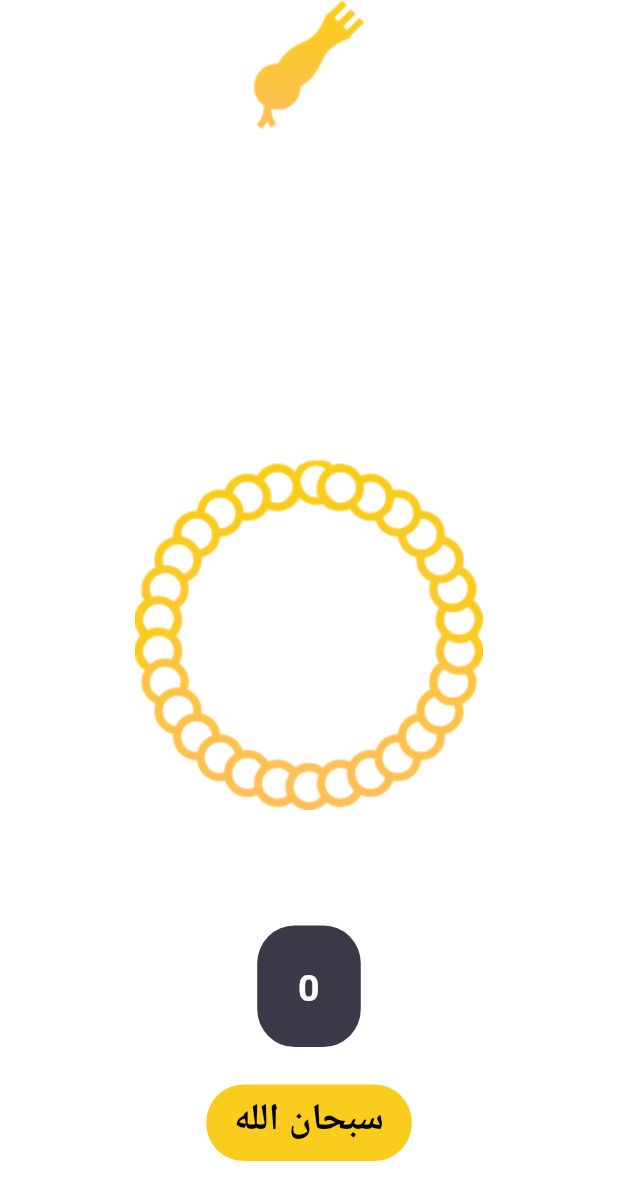
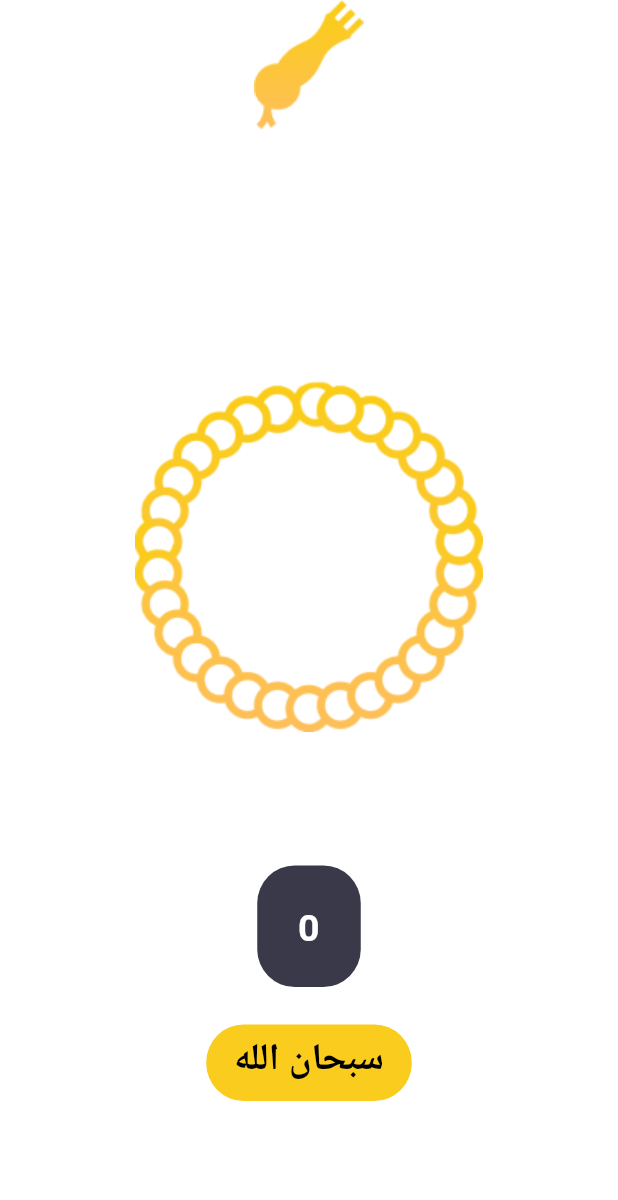
Before and after one commit to AnasMohamed343/quran-app, a Flutter app: the SebhaTabWidget widget shown alone on an empty page, opened directly, on a phone screen of 412 x 824 dp. Shown: the top 1200 px of the screen. Run offline on Flutter 3.47's test engine with Material 3 defaults, Android fonts, the phone set to English and light mode, and no system bars.

Commit message:
+ sepha tab

```diff
--- a/lib/ui/home/sebha_tab_widget/sebha_tab_widget.dart
+++ b/lib/ui/home/sebha_tab_widget/sebha_tab_widget.dart
@@ -14,8 +14,8 @@ class _SebhaTabWidgetState extends State<SebhaTabWidget> {
     return Container(
       margin: EdgeInsets.only(left: 0),
       child: Column(
-        mainAxisAlignment: MainAxisAlignment.center,
-        crossAxisAlignment: CrossAxisAlignment.center,
+        // mainAxisAlignment: MainAxisAlignment.center,
+        // crossAxisAlignment: CrossAxisAlignment.center,
         children: [
           Expanded(
             flex: 1,
@@ -24,7 +24,7 @@ class _SebhaTabWidgetState extends State<SebhaTabWidget> {
               children: [
                 Image.asset('assets/images/seb7a-icon.png'),
                 Container(
-                    margin: EdgeInsets.only(bottom: 70),
+                    //margin: EdgeInsets.only(bottom: 70),
                     alignment: Alignment.topCenter,
                     child: Image.asset('assets/images/head of seb7a.png')),
               ],
@@ -34,7 +34,7 @@ class _SebhaTabWidgetState extends State<SebhaTabWidget> {
           //   height: 10,
           // ),
           Container(
-            margin: EdgeInsets.only(top: 20, bottom: 10),
+            margin: EdgeInsets.only(top: 32, bottom: 10),
             child: Text(
               'عدد التسبيحات',
               style: TextStyle(fontSize: 25, color: Colors.white),
@@ -73,7 +73,7 @@ class _SebhaTabWidgetState extends State<SebhaTabWidget> {
               width: 137,
               height: 51,
               padding: EdgeInsets.only(top: 5),
-              margin: EdgeInsets.only(top: 15, bottom: 50),
+              margin: EdgeInsets.only(top: 15, bottom: 90),
               decoration: BoxDecoration(
                 color: Theme.of(context).colorScheme.secondary,
                 borderRadius: BorderRadius.circular(25),
```
